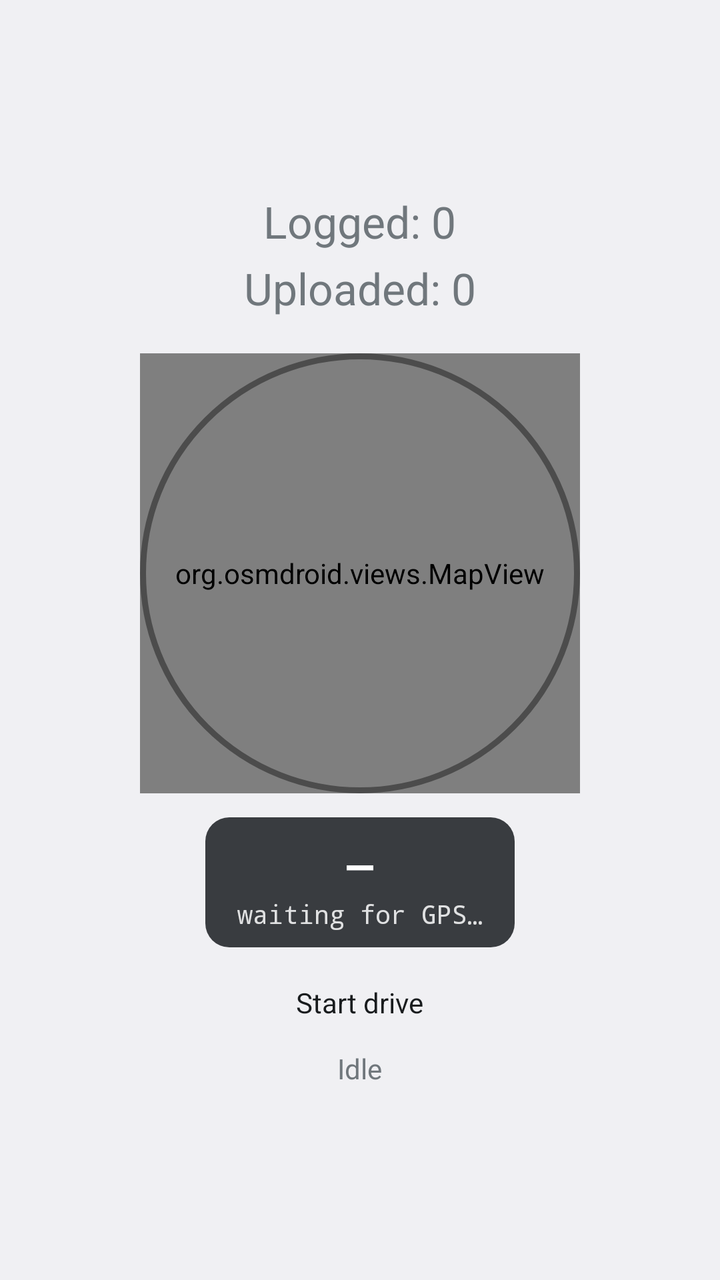
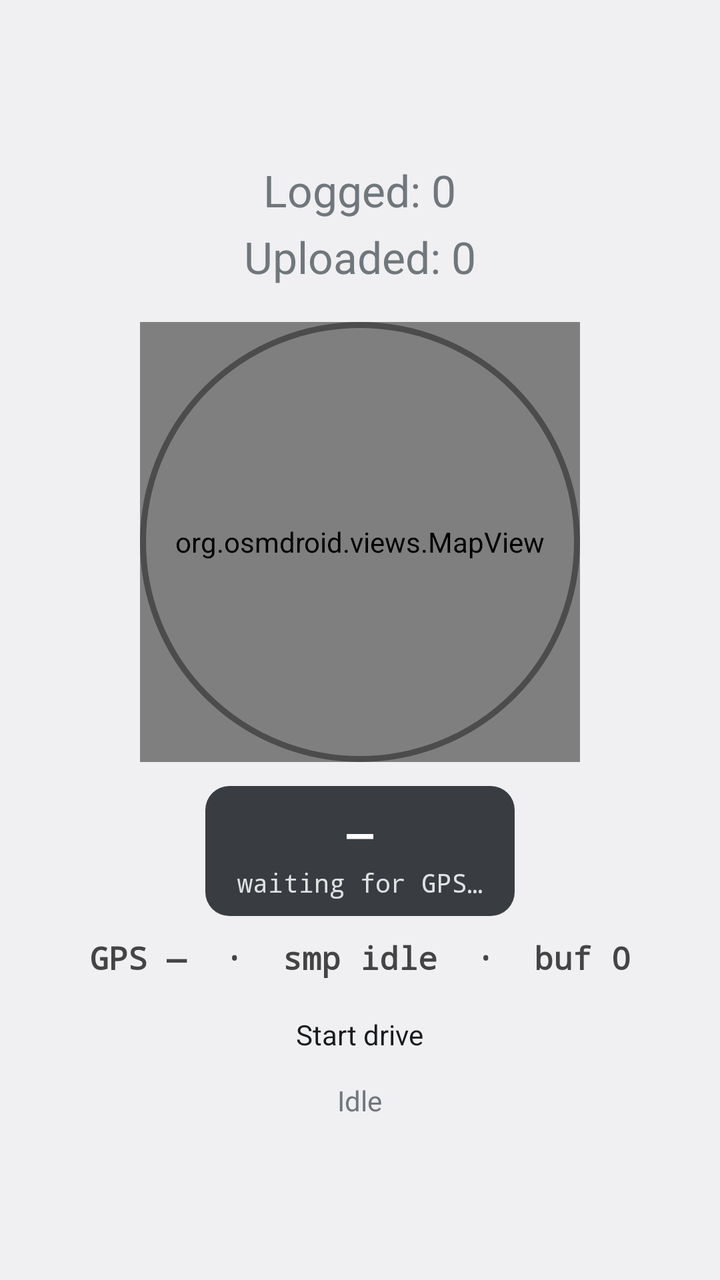

An Android layout rendered at two revisions. The XML below is the earlier revision; the diff shows what the commit changed to produce the second picture.
<!-- AndroidManifest.xml: application theme AppTheme -->
<!-- res/layout/activity_main.xml -->
<?xml version="1.0" encoding="utf-8"?>
<LinearLayout xmlns:android="http://schemas.android.com/apk/res/android"
    android:layout_width="match_parent"
    android:layout_height="match_parent"
    android:orientation="vertical"
    android:gravity="center"
    android:padding="20dp">

    <TextView
        android:id="@+id/logged"
        android:layout_width="wrap_content"
        android:layout_height="wrap_content"
        android:textSize="22sp"
        android:text="Logged: 0"/>

    <TextView
        android:id="@+id/uploaded"
        android:layout_width="wrap_content"
        android:layout_height="wrap_content"
        android:layout_marginTop="4dp"
        android:textSize="22sp"
        android:text="Uploaded: 0"/>

    
    <FrameLayout
        android:id="@+id/miniMapFrame"
        android:layout_width="220dp"
        android:layout_height="220dp"
        android:layout_marginTop="18dp"
        android:foreground="@drawable/mini_map_ring">

        <org.osmdroid.views.MapView
            android:id="@+id/miniMap"
            android:layout_width="match_parent"
            android:layout_height="match_parent"/>
    </FrameLayout>

    
    <LinearLayout
        android:layout_width="wrap_content"
        android:layout_height="wrap_content"
        android:layout_marginTop="12dp"
        android:background="@drawable/panel_bg"
        android:orientation="vertical"
        android:gravity="center_horizontal"
        android:paddingLeft="16dp"
        android:paddingTop="8dp"
        android:paddingRight="16dp"
        android:paddingBottom="8dp">

        <TextView
            android:id="@+id/metricsMain"
            android:layout_width="wrap_content"
            android:layout_height="wrap_content"
            android:textColor="#FFFFFF"
            android:textSize="22sp"
            android:textStyle="bold"
            android:fontFamily="monospace"
            android:text="—"/>

        <TextView
            android:id="@+id/metricsSub"
            android:layout_width="wrap_content"
            android:layout_height="wrap_content"
            android:layout_marginTop="2dp"
            android:textColor="#D8FFFFFF"
            android:textSize="13sp"
            android:fontFamily="monospace"
            android:text="waiting for GPS…"/>
    </LinearLayout>

    <Button
        android:id="@+id/toggle"
        android:layout_width="wrap_content"
        android:layout_height="wrap_content"
        android:layout_marginTop="18dp"
        android:paddingLeft="40dp"
        android:paddingRight="40dp"
        android:text="Start drive"/>

    <TextView
        android:id="@+id/status"
        android:layout_width="wrap_content"
        android:layout_height="wrap_content"
        android:layout_marginTop="14dp"
        android:textSize="14sp"
        android:text="Idle"/>
</LinearLayout>
<!-- resources referenced by this layout -->
<resources>
  <!-- drawable mini_map_ring (drawable) -->
  <?xml version="1.0" encoding="utf-8"?>
  <shape xmlns:android="http://schemas.android.com/apk/res/android"
      android:shape="oval">
      <stroke android:width="3dp" android:color="#66000000"/>
      <solid android:color="#00000000"/>
  </shape>
  <!-- drawable panel_bg (drawable) -->
  <?xml version="1.0" encoding="utf-8"?>
  <shape xmlns:android="http://schemas.android.com/apk/res/android"
      android:shape="rectangle">
      <solid android:color="#D0101418"/>
      <corners android:radius="12dp"/>
  </shape>
  <style name="AppTheme" parent="@android:style/Theme.DeviceDefault.Light" />
</resources>

<!-- the commit's change to res/layout/activity_main.xml (unified diff, before → after) -->
@@ -69,6 +69,18 @@
             android:text="waiting for GPS…"/>
     </LinearLayout>
 
+    
+    <TextView
+        android:id="@+id/health"
+        android:layout_width="wrap_content"
+        android:layout_height="wrap_content"
+        android:layout_marginTop="10dp"
+        android:textSize="16sp"
+        android:textStyle="bold"
+        android:fontFamily="monospace"
+        android:textColor="#444444"
+        android:text="GPS —  ·  smp idle  ·  buf 0"/>
+
     <Button
         android:id="@+id/toggle"
         android:layout_width="wrap_content"
